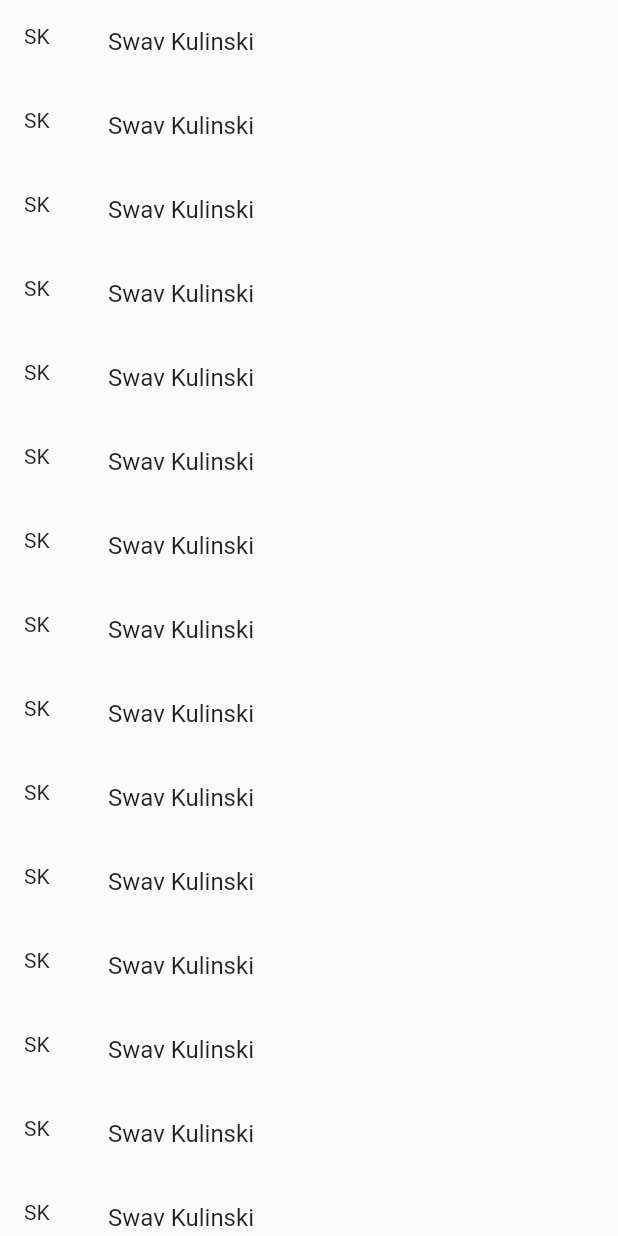
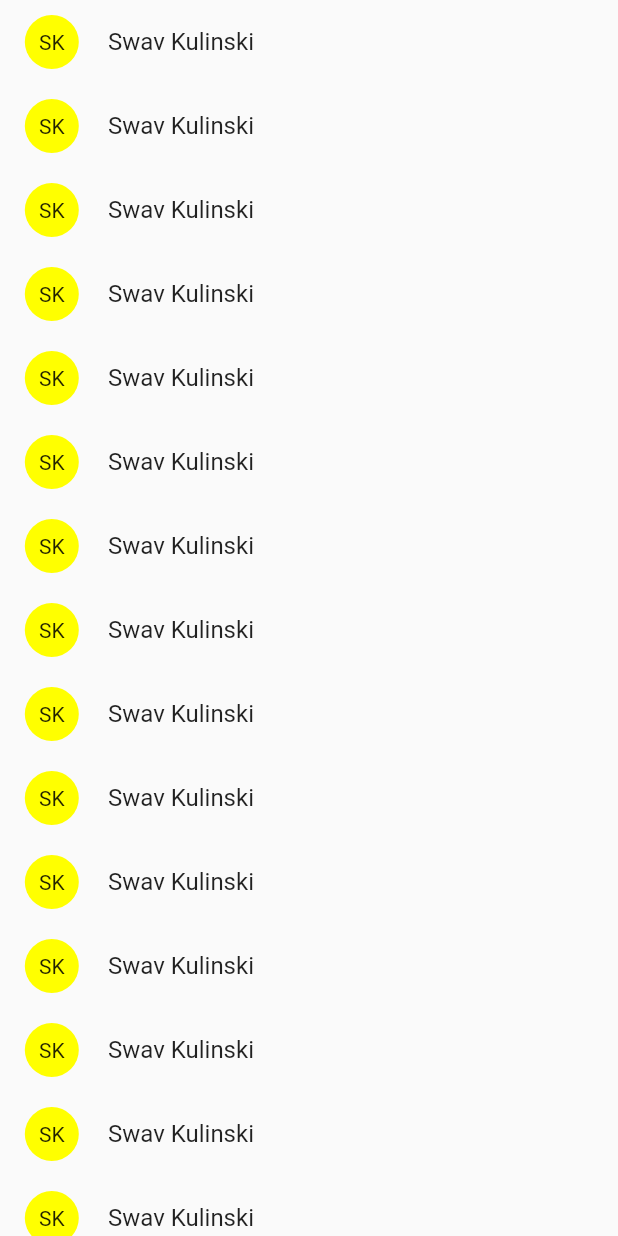
Before and after one commit to swavkulinski/codeuntapped_meet_app, a Flutter app: the screen it shows after launch, on a phone screen of 412 x 824 dp. Run offline on Flutter 3.47's test engine with Material 2 defaults, Android fonts, the phone set to English and light mode, and no system bars.

Commit message:
added circle decoration

```diff
--- a/lib/main.dart
+++ b/lib/main.dart
@@ -35,7 +35,12 @@ class _MyHomePageState extends State<MyHomePage> {
         body: ListView.builder(
           itemCount: attendees.length,
             itemBuilder: (context, index) => ListTile(
-                leading: Text('${attendees[index].firstName.substring(0,1)}${attendees[index].lastName.substring(0,1)}'),
+                leading: Container(
+                  decoration: ShapeDecoration(shape: CircleBorder(),color: Color(0xFFFFFF00)),
+                  child: Padding(
+                    padding: const EdgeInsets.all(10.0),
+                    child: Text('${attendees[index].firstName.substring(0,1)}${attendees[index].lastName.substring(0,1)}'),
+                  )),
                           title: Text(
                   '${attendees[index].firstName} ${attendees[index].lastName}'),
             )));
```
